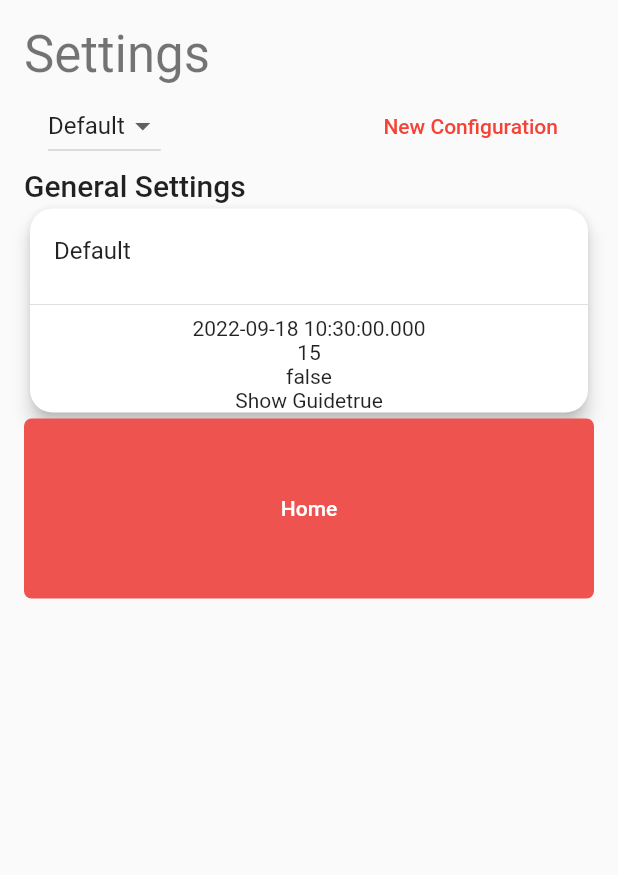
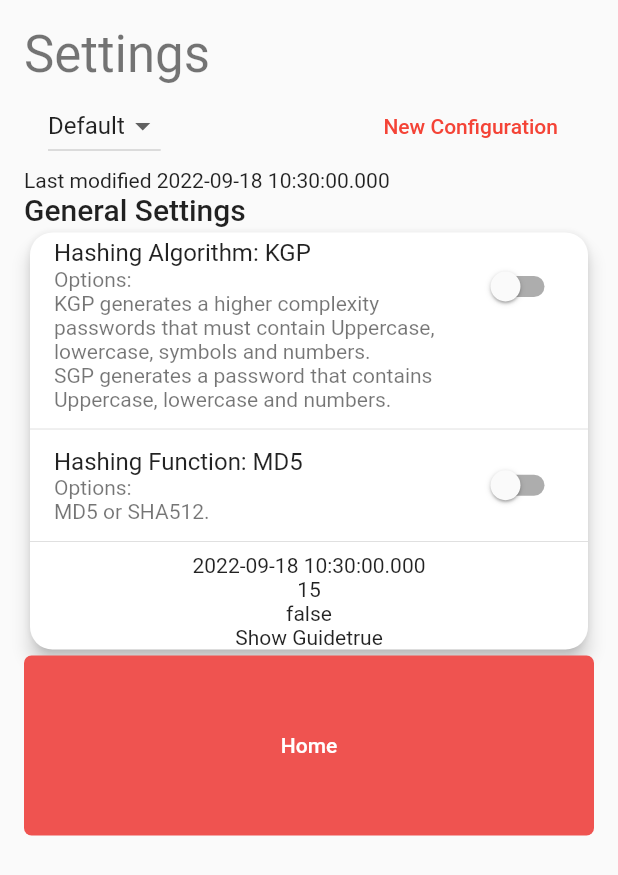
Before and after one commit to kghandour/KGPassGen, a Flutter app: the ConfigurationPage screen opened by its route, on a phone screen of 412 x 824 dp. Shown: the top 875 px of the screen. Run offline on Flutter 3.47's test engine with Material 2 defaults, Android fonts, the phone set to English and light mode, and no system bars; our stand-ins replace hive, hive_flutter, smooth_page_indicator; accounts and stored records are empty.

Commit message:
Added config controller functions, added hashing algo and function to settings

```diff
--- a/lib/presentation/pages/configuration_page.dart
+++ b/lib/presentation/pages/configuration_page.dart
@@ -30,7 +30,16 @@ class _ConfigurationPageState extends State<ConfigurationPage> {
         final config = inits[2] as Configuration;
         final general = inits[3] as General;
 
+        String hashingAlgo = "KGP";
         selectedConfig ??= config;
+        if (selectedConfig!.hashingAlgorithm) {
+          hashingAlgo = "SGP";
+        }
+
+        String hashingFn = "MD5";
+        if (selectedConfig!.hashingFunction) {
+          hashingFn = "SHA512";
+        }
 
         return Scaffold(
           body: SafeArea(
@@ -72,6 +81,7 @@ class _ConfigurationPageState extends State<ConfigurationPage> {
                       child: Text("New Configuration"),
                     ),
                   ),
+                  Text("Last modified " + selectedConfig!.editDate.toString()),
                   Text(
                     "General Settings",
                     style: Theme.of(context).textTheme.headline6,
@@ -82,11 +92,28 @@ class _ConfigurationPageState extends State<ConfigurationPage> {
                         borderRadius: BorderRadius.all(Radius.circular(15))),
                     child: Column(
                       children: [
-                        ListTile(
-                          title: Text(
-                            selectedConfig!.name,
-                          ),
-                        ),
+                        SwitchListTile(
+                            title: Text("Hashing Algorithm: " + hashingAlgo),
+                            subtitle: Text(
+                                "Options:\nKGP generates a higher complexity passwords that must contain Uppercase, lowercase, symbols and numbers.\nSGP generates a password that contains Uppercase, lowercase and numbers."),
+                            value: selectedConfig!.hashingAlgorithm,
+                            onChanged: (bool value) {
+                              setState(() {
+                                ConfigurationController.updateHashingAlgorith(
+                                    selectedConfig!, value);
+                              });
+                            }),
+                        Divider(),
+                        SwitchListTile(
+                            title: Text("Hashing Function: " + hashingFn),
+                            subtitle: Text("Options:\nMD5 or SHA512."),
+                            value: selectedConfig!.hashingFunction,
+                            onChanged: (bool value) {
+                              setState(() {
+                                ConfigurationController.updateHashingFunction(
+                                    selectedConfig!, value);
+                              });
+                            }),
                         Divider(),
                         Text(selectedConfig!.createdDate.toString()),
                         Text(selectedConfig!.pwLength.toString()),
```
Also changed, not shown: lib/controller/configuration_controller.dart (+35 -0 lines).
